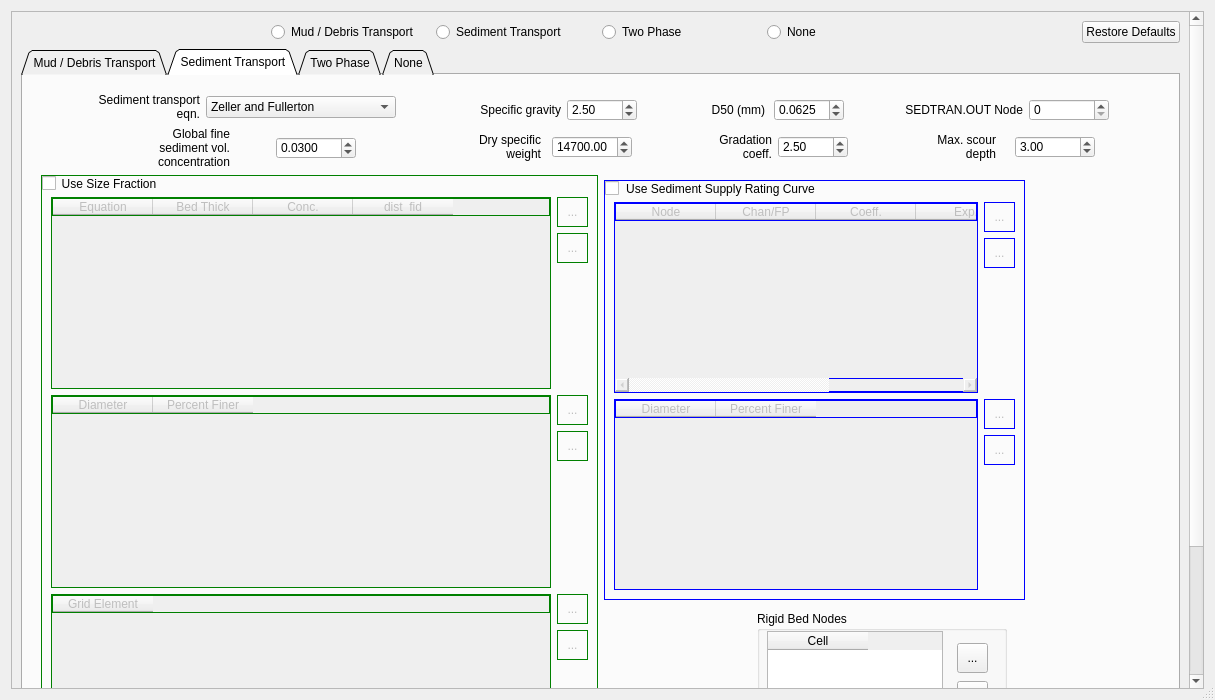
Old version of the form flo2d/ui/mud_and_sediment.ui in the repository FLO-2DSoftware/qgis-flo-2d-plugin.
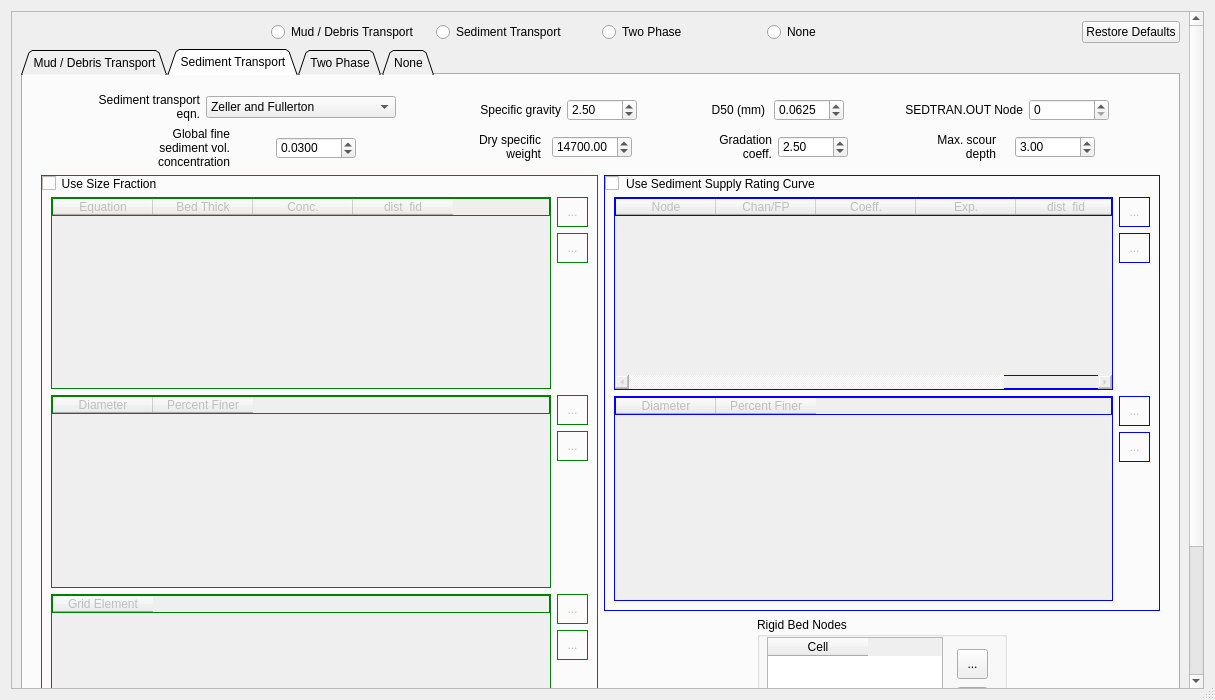
New version of the form. Icons and pictures are not drawn.

Commit message: Rename main and secundary tables in sediment dialog

What changed in the file:
```diff
--- a/flo2d/ui/mud_and_sediment.ui
+++ b/flo2d/ui/mud_and_sediment.ui
@@ -1959,14 +1959,14 @@
                       </property>
                       <property name="minimumSize">
                        <size>
-                        <width>421</width>
-                        <height>420</height>
+                        <width>0</width>
+                        <height>0</height>
                        </size>
                       </property>
                       <property name="maximumSize">
                        <size>
-                        <width>381</width>
-                        <height>420</height>
+                        <width>111111</width>
+                        <height>16777215</height>
                        </size>
                       </property>
                       <property name="styleSheet">
```
Left out of the diff: 3 changed lines with no effect on the pictures. The commit also changes 1 other file.
